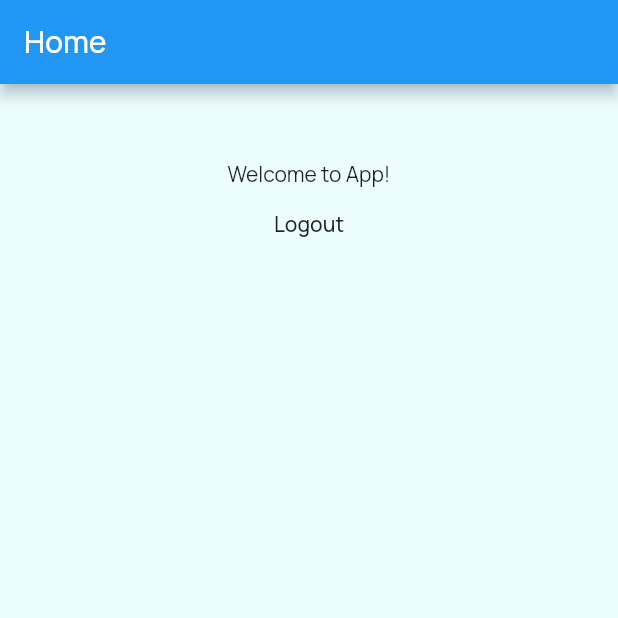
After one commit to Aman-1603/edu_tools, a Flutter app: the Loby_page screen opened directly, on a phone screen of 412 x 824 dp, the top half of it. The commit adds this screen. Run offline on Flutter 3.47's test engine with Material 2 defaults, Android fonts, the phone set to English and light mode, and no system bars; our stand-ins replace firebase_auth, firebase_core, flutter_signin_button, fluttertoast, form_field_validator, google_fonts and 1 more; accounts and stored records are empty.

Commit message:
Partial Update has done...

```diff
--- /dev/null
+++ b/lib/lobby_page.dart
@@ -0,0 +1,34 @@
+import 'package:flutter/material.dart';
+import 'package:flutter/widgets.dart';
+
+class Loby_page extends StatelessWidget {
+  get appAuth => null;
+
+  @override
+  Widget build(BuildContext context) => new Scaffold(
+    appBar: new AppBar(
+      title: new Text('Home'),
+    ),
+    body: new Container(
+      margin: new EdgeInsets.only(
+          top: 50.0
+      ),
+      alignment: Alignment.center,
+      child: new Column(
+        children: <Widget>[
+          new Text('Welcome to App!'),
+          new FlatButton(
+              child: new Text(
+                  'Logout'
+              ),
+              onPressed: () {
+                appAuth.logout().then(
+                        (_) => Navigator.of(context).pushReplacementNamed('/login')
+                );
+              }
+          )
+        ],
+      ),
+    ),
+  );
+}
```
Also changed, not shown: lib/views/authentication/login_page.dart (+5 -2 lines), lib/views/authentication/sign_up_page.dart (+71 -1 lines), pubspec.yaml (+8 -1 lines), assets/images/auth/home_login_signup.png (added), assets/images/auth/login_image.png (added), pubspec.lock.
